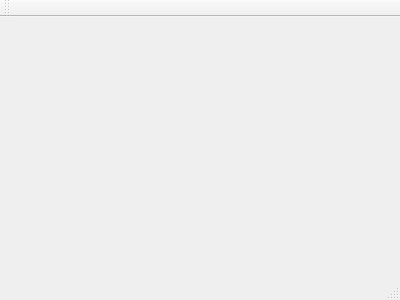
The window that primeira_interface/telaprincipal.ui (rafaelnwitter/QT_projetos) describes before a commit, drawn with Qt 5.
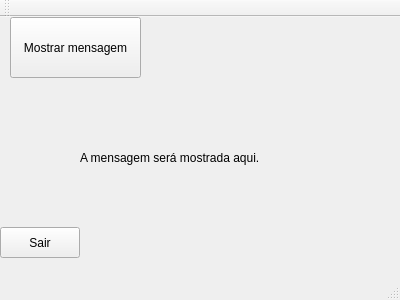
The same window after the commit.

Commit message: Criado o programa primeira_interface. Mostra uma mensagem ao clicar no botão.

Diff of the .ui file:
```diff
--- a/primeira_interface/telaprincipal.ui
+++ b/primeira_interface/telaprincipal.ui
@@ -12,13 +12,68 @@
   <property name="windowTitle" >
    <string>TelaPrincipal</string>
   </property>
-  <widget class="QMenuBar" name="menuBar" />
-  <widget class="QToolBar" name="mainToolBar" />
-  <widget class="QWidget" name="centralWidget" />
-  <widget class="QStatusBar" name="statusBar" />
+  <widget class="QWidget" name="centralWidget">
+   <widget class="QToolButton" name="toolButton">
+    <property name="geometry">
+     <rect>
+      <x>0</x>
+      <y>210</y>
+      <width>80</width>
+      <height>31</height>
+     </rect>
+    </property>
+    <property name="text">
+     <string>Sair</string>
+    </property>
+   </widget>
+   <widget class="QPushButton" name="pushButton">
+    <property name="geometry">
+     <rect>
+      <x>10</x>
+      <y>0</y>
+      <width>131</width>
+      <height>61</height>
+     </rect>
+    </property>
+    <property name="text">
+     <string>Mostrar mensagem</string>
+    </property>
+   </widget>
+   <widget class="QLabel" name="label">
+    <property name="geometry">
+     <rect>
+      <x>80</x>
+      <y>120</y>
+      <width>241</width>
+      <height>41</height>
+     </rect>
+    </property>
+    <property name="text">
+     <string>A mensagem será mostrada aqui.</string>
+    </property>
+   </widget>
+  </widget>
+  <widget class="QMenuBar" name="menuBar">
+   <property name="geometry">
+    <rect>
+     <x>0</x>
+     <y>0</y>
+     <width>400</width>
+     <height>21</height>
+    </rect>
+   </property>
+  </widget>
+  <widget class="QToolBar" name="mainToolBar">
+   <attribute name="toolBarArea">
+    <enum>TopToolBarArea</enum>
+   </attribute>
+   <attribute name="toolBarBreak">
+    <bool>false</bool>
+   </attribute>
+  </widget>
+  <widget class="QStatusBar" name="statusBar"/>
  </widget>
- <layoutDefault spacing="6" margin="11" />
- <pixmapfunction></pixmapfunction>
+ <layoutdefault spacing="6" margin="11"/>
  <resources/>
  <connections/>
 </ui>
```
Left out of the diff: 26 changed lines with no effect on the pictures. The commit also changes 7 other files.
